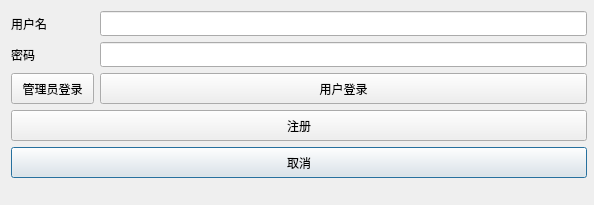
Old version of the form Client/UI/TrainUI/login.ui in the repository TimerChen/TrainTickets.
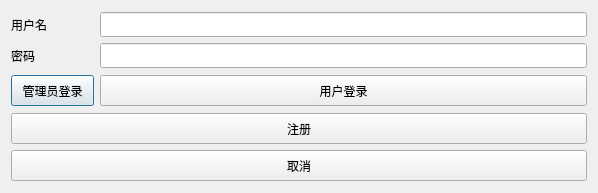
New version of the form. Icons and pictures are not drawn.

```diff
--- a/Client/UI/TrainUI/login.ui
+++ b/Client/UI/TrainUI/login.ui
@@ -6,20 +6,20 @@
    <rect>
     <x>0</x>
     <y>0</y>
-    <width>594</width>
-    <height>205</height>
+    <width>598</width>
+    <height>193</height>
    </rect>
   </property>
   <property name="minimumSize">
    <size>
-    <width>594</width>
-    <height>205</height>
+    <width>598</width>
+    <height>193</height>
    </size>
   </property>
   <property name="maximumSize">
    <size>
-    <width>594</width>
-    <height>205</height>
+    <width>598</width>
+    <height>193</height>
    </size>
   </property>
   <property name="windowTitle">
@@ -29,41 +29,62 @@
    <iconset>
     <normaloff>12308.png</normaloff>12308.png</iconset>
   </property>
-  <layout class="QFormLayout" name="formLayout">
-   <item row="1" column="0">
+  <layout class="QHBoxLayout" name="horizontalLayout_2">
+   <item>
+    <layout class="QVBoxLayout" name="verticalLayout_2">
+     <item>
+      <layout class="QGridLayout" name="gridLayout">
+       <item row="0" column="0">
     <widget class="QLabel" name="label">
      <property name="text">
       <string>用户名</string>
      </property>
     </widget>
    </item>
-   <item row="2" column="0">
+       <item row="0" column="1">
+        <widget class="QLineEdit" name="usrLineEdit">
+         <property name="minimumSize">
+          <size>
+           <width>487</width>
+           <height>25</height>
+          </size>
+         </property>
+         <property name="maximumSize">
+          <size>
+           <width>487</width>
+           <height>25</height>
+          </size>
+         </property>
+        </widget>
+       </item>
+       <item row="1" column="0">
     <widget class="QLabel" name="label_2">
      <property name="text">
       <string>密码</string>
      </property>
     </widget>
    </item>
-   <item row="7" column="0" colspan="2">
-    <widget class="QPushButton" name="exitBtn">
+       <item row="1" column="1">
+        <widget class="QLineEdit" name="pwdLineEdit">
      <property name="minimumSize">
       <size>
-       <width>576</width>
-       <height>31</height>
+           <width>487</width>
+           <height>25</height>
       </size>
      </property>
      <property name="maximumSize">
       <size>
-       <width>576</width>
-       <height>31</height>
-      </size>
-     </property>
-     <property name="text">
-      <string>取消</string>
-     </property>
-    </widget>
-   </item>
-   <item row="5" column="0">
+           <width>487</width>
+           <height>25</height>
+          </size>
+         </property>
+        </widget>
+       </item>
+      </layout>
+     </item>
+     <item>
+      <layout class="QHBoxLayout" name="horizontalLayout">
+       <item>
     <widget class="QPushButton" name="auloginBtn">
      <property name="minimumSize">
       <size>
@@ -82,7 +103,7 @@
      </property>
     </widget>
    </item>
-   <item row="5" column="1">
+       <item>
     <widget class="QPushButton" name="loginBtn">
      <property name="minimumSize">
       <size>
@@ -101,39 +122,11 @@
      </property>
     </widget>
    </item>
-   <item row="2" column="1">
-    <widget class="QLineEdit" name="pwdLineEdit">
-     <property name="minimumSize">
-      <size>
-       <width>487</width>
-       <height>25</height>
-      </size>
-     </property>
-     <property name="maximumSize">
-      <size>
-       <width>487</width>
-       <height>25</height>
-      </size>
-     </property>
-    </widget>
-   </item>
-   <item row="1" column="1">
-    <widget class="QLineEdit" name="usrLineEdit">
-     <property name="minimumSize">
-      <size>
-       <width>487</width>
-       <height>25</height>
-      </size>
-     </property>
-     <property name="maximumSize">
-      <size>
-       <width>487</width>
-       <height>25</height>
-      </size>
-     </property>
-    </widget>
-   </item>
-   <item row="6" column="0" colspan="2">
+      </layout>
+     </item>
+     <item>
+      <layout class="QVBoxLayout" name="verticalLayout">
+       <item>
     <widget class="QPushButton" name="registBtn">
      <property name="minimumSize">
       <size>
@@ -151,6 +144,29 @@
       <string>注册</string>
      </property>
     </widget>
+       </item>
+       <item>
+        <widget class="QPushButton" name="exitBtn">
+         <property name="minimumSize">
+          <size>
+           <width>576</width>
+           <height>31</height>
+          </size>
+         </property>
+         <property name="maximumSize">
+          <size>
+           <width>576</width>
+           <height>31</height>
+          </size>
+         </property>
+         <property name="text">
+          <string>取消</string>
+         </property>
+        </widget>
+       </item>
+      </layout>
+     </item>
+    </layout>
    </item>
   </layout>
  </widget>
```
Lines whose indentation alone changed are shown as unchanged.
